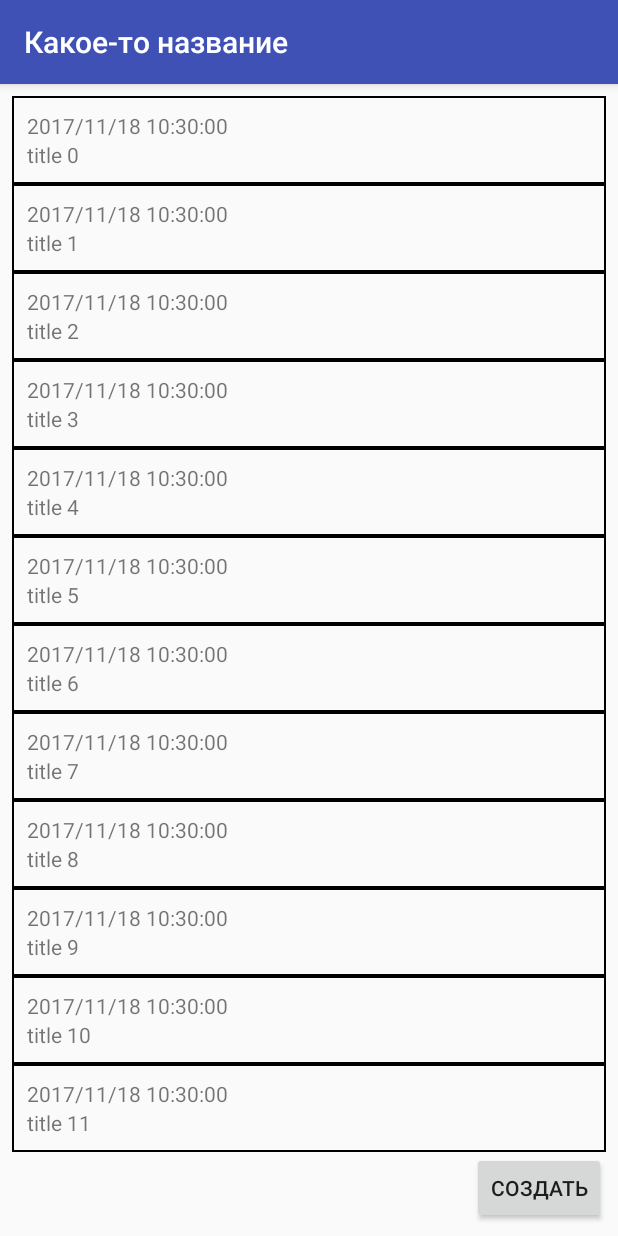
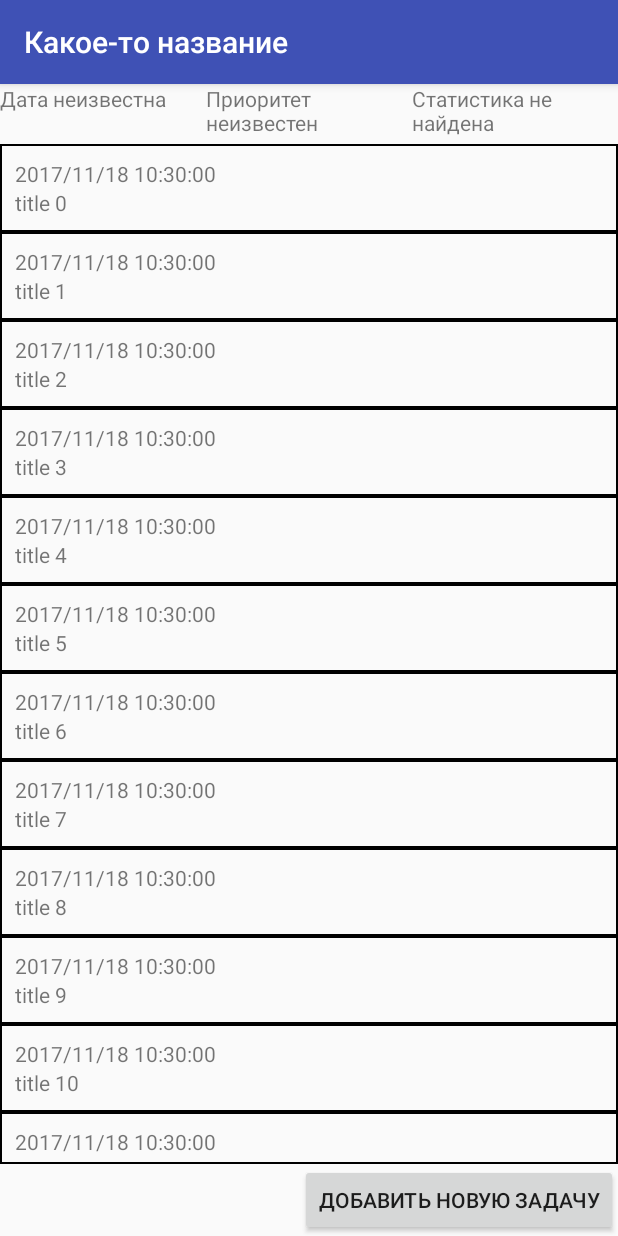
Before and after one commit to icetroid/asmaryandz, an Android app: the screen it shows after launch (MainActivity), on a phone screen of 412 x 824 dp. Run offline under Robolectric (Android 15) with nearby library versions, the phone set to English and light mode, and no system bars.

Commit message:
add view pager to MainActivity, upper bar with 3 TextViews, replace ConstraintLayout in MainActivity with RelativeActivity

```diff
--- a/app/src/main/java/ru/bmstu/iu3/totodo/ui/main/MainActivity.java
+++ b/app/src/main/java/ru/bmstu/iu3/totodo/ui/main/MainActivity.java
@@ -1,12 +1,15 @@
 package ru.bmstu.iu3.totodo.ui.main;
 
 import android.content.Intent;
+import android.support.v4.view.PagerAdapter;
+import android.support.v4.view.ViewPager;
 import android.support.v7.app.AppCompatActivity;
 import android.os.Bundle;
 import android.support.v7.widget.LinearLayoutManager;
 import android.support.v7.widget.RecyclerView;
 import android.view.View;
 import android.widget.Button;
+import android.widget.TextView;
 
 import java.util.List;
 
@@ -17,9 +20,15 @@ import ru.bmstu.iu3.totodo.ui.createTask.CreateTaskActivity;
 public class MainActivity extends AppCompatActivity implements MainView{
 
     private MainPresenter presenter;
-    private RecyclerView rvTasks;
-    private TasksAdapter tasksAdapter;
+
     private Button btnCreateTask;
+    private TextView tvDate;
+    private TextView tvPriority;
+    private TextView tvStats;
+
+    private ViewPager vpTasks;
+    private TasksSlideAdapter tasksPagerAdapter;
+    private SwipeTasksListener mSwipeTasksListener;
 
     private CreateTaskListener createTaskListener = new CreateTaskListener();
 
@@ -30,33 +39,60 @@ public class MainActivity extends AppCompatActivity implements MainView{
 
         presenter = new MainPresenterImpl(this);
 
-        //инициализация recycle view
-        rvTasks = findViewById(R.id.rv_tasks);
-        LinearLayoutManager linearLayoutManager = new LinearLayoutManager(this);
-        rvTasks.setLayoutManager(linearLayoutManager);
-        rvTasks.setHasFixedSize(true);
-        tasksAdapter = new TasksAdapter();
-        rvTasks.setAdapter(tasksAdapter);
-
         //инициализация кнопки создания нового задания
         btnCreateTask = findViewById(R.id.btn_open_create_task);
         btnCreateTask.setOnClickListener(createTaskListener);
 
-        presenter.getAllTasks();
+        //инициализация text view
+        tvDate = findViewById(R.id.tv_main_date);
+        tvPriority = findViewById(R.id.tv_main_priority);
+        tvStats = findViewById(R.id.tv_main_tasks_stats);
+
+        //инициализация view pager и pager adapter
+        vpTasks = findViewById(R.id.vp_main_tasks);
+        tasksPagerAdapter = new TasksSlideAdapter(getSupportFragmentManager());
+        vpTasks.setAdapter(tasksPagerAdapter);
+        mSwipeTasksListener = new SwipeTasksListener(this);
+
     }
 
     @Override
-    public void setTasks(List<Task> tasks) {
-        tasksAdapter.setTasks(tasks);
+    protected void onResume()
+    {
+        super.onResume();
+        vpTasks.addOnPageChangeListener(mSwipeTasksListener);
     }
 
     @Override
-    public void openCreateTaskActivity() {
+    protected void onPause()
+    {
+        super.onPause();
+        vpTasks.removeOnPageChangeListener(mSwipeTasksListener);
+
+    }
+
+    @Override
+    public void openCreateTaskActivity()
+    {
         Intent intent = new Intent(MainActivity.this, CreateTaskActivity.class);
         startActivity(intent);
     }
 
-    private class CreateTaskListener implements View.OnClickListener{
+    @Override
+    public void onSwipeTasks(int position)
+    {
+        //TODO implements on swipe tasks
+        presenter.onSwipeTasks(position);
+    }
+
+    @Override
+    public void setPriorityTextView(String text)
+    {
+        tvPriority.setText(text);
+    }
+
+    private class CreateTaskListener implements View.OnClickListener
+    {
         @Override
         public void onClick(View view) {
             presenter.createTask();
--- a/app/src/main/java/ru/bmstu/iu3/totodo/ui/main/MainPresenter.java
+++ b/app/src/main/java/ru/bmstu/iu3/totodo/ui/main/MainPresenter.java
@@ -9,6 +9,6 @@ import ru.bmstu.iu3.totodo.data.models.Task;
  */
 
 public interface MainPresenter {
-    void getAllTasks();
     void createTask();
+    void onSwipeTasks(int position);
 }
--- a/app/src/main/java/ru/bmstu/iu3/totodo/ui/main/MainPresenterImpl.java
+++ b/app/src/main/java/ru/bmstu/iu3/totodo/ui/main/MainPresenterImpl.java
@@ -16,15 +16,13 @@ public class MainPresenterImpl implements MainPresenter {
         this.mainView = mainView;
     }
 
-    //TODO вернуть данные из БД
-    @Override
-    public void getAllTasks() {
-        List<Task> tasks = FakeDataUtils.getTasks(100);
-        mainView.setTasks(tasks);
-    }
-
     @Override
     public void createTask() {
         mainView.openCreateTaskActivity();
     }
+
+    @Override
+    public void onSwipeTasks(int position) {
+        mainView.setPriorityTextView("Приоритет " + Task.Priority.getPriority(position));
+    }
 }
--- /dev/null
+++ b/app/src/main/java/ru/bmstu/iu3/totodo/ui/main/MainSlidePageFragment.java
@@ -0,0 +1,66 @@
+package ru.bmstu.iu3.totodo.ui.main;
+
+import android.os.Bundle;
+import android.support.v4.app.Fragment;
+import android.support.v7.widget.LinearLayoutManager;
+import android.support.v7.widget.RecyclerView;
+import android.view.LayoutInflater;
+import android.view.View;
+import android.view.ViewGroup;
+
+import java.util.List;
+
+import ru.bmstu.iu3.totodo.R;
+import ru.bmstu.iu3.totodo.data.models.Task;
+import ru.bmstu.iu3.totodo.utils.FakeDataUtils;
+
+/**
+ * Created by Icetroid on 18.11.2017.
+ */
+
+public class MainSlidePageFragment extends Fragment
+{
+    private static final String KEY_PRIORITY = "priority";
+
+    private RecyclerView rvTasks;
+    private TasksAdapter tasksAdapter;
+
+    private int priority;
+
+    // newInstance constructor for creating fragment with arguments
+    public static MainSlidePageFragment newInstance(int priority) {
+        MainSlidePageFragment mainSlidePageFragment = new MainSlidePageFragment();
+        Bundle args = new Bundle();
+        args.putInt(KEY_PRIORITY, priority);
+        mainSlidePageFragment.setArguments(args);
+        return mainSlidePageFragment;
+    }
+
+    @Override
+    public void onCreate(Bundle savedInstanceState) {
+        super.onCreate(savedInstanceState);
+        priority = getArguments().getInt(KEY_PRIORITY, 0);
+    }
+
+    @Override
+    public View onCreateView(LayoutInflater inflater, ViewGroup container, Bundle savedInstanceState) {
+        ViewGroup rootView = (ViewGroup) inflater.inflate(R.layout.fragment_main_slide, container, false);
+
+
+        rvTasks = rootView.findViewById(R.id.rv_tasks);
+        LinearLayoutManager linearLayoutManager = new LinearLayoutManager(getActivity());
+        rvTasks.setLayoutManager(linearLayoutManager);
+        rvTasks.setHasFixedSize(true);
+        tasksAdapter = new TasksAdapter();
+        rvTasks.setAdapter(tasksAdapter);
+
+        //TODO change data
+        setTasks(FakeDataUtils.getTasks(100));
+
+        return rootView;
+    }
+
+    public void setTasks(List<Task> tasks) {
+        tasksAdapter.setTasks(tasks);
+    }
+}
--- a/app/src/main/java/ru/bmstu/iu3/totodo/ui/main/MainView.java
+++ b/app/src/main/java/ru/bmstu/iu3/totodo/ui/main/MainView.java
@@ -8,7 +8,9 @@ import ru.bmstu.iu3.totodo.data.models.Task;
  * Created by Icetroid on 15.11.2017.
  */
 
-public interface MainView {
-    void setTasks(List<Task> tasks);
+public interface MainView
+{
     void openCreateTaskActivity();
+    void onSwipeTasks(int position);
+    void setPriorityTextView(String s);
 }
--- /dev/null
+++ b/app/src/main/java/ru/bmstu/iu3/totodo/ui/main/SwipeTasksListener.java
@@ -0,0 +1,33 @@
+package ru.bmstu.iu3.totodo.ui.main;
+
+import android.support.v4.view.ViewPager;
+
+/**
+ * Created by Icetroid on 18.11.2017.
+ */
+
+public class SwipeTasksListener implements ViewPager.OnPageChangeListener
+{
+
+    private MainView mainView;
+
+    public SwipeTasksListener(MainView mainView)
+    {
+        this.mainView = mainView;
+    }
+
+    @Override
+    public void onPageScrolled(int position, float positionOffset, int positionOffsetPixels) {
+
+    }
+
+    @Override
+    public void onPageSelected(int position) {
+        mainView.onSwipeTasks(position);
+    }
+
+    @Override
+    public void onPageScrollStateChanged(int state) {
+
+    }
+}
--- /dev/null
+++ b/app/src/main/java/ru/bmstu/iu3/totodo/ui/main/TasksSlideAdapter.java
@@ -0,0 +1,33 @@
+package ru.bmstu.iu3.totodo.ui.main;
+
+import android.support.v4.app.Fragment;
+import android.support.v4.app.FragmentManager;
+import android.support.v4.app.FragmentStatePagerAdapter;
+
+import java.util.List;
+
+import ru.bmstu.iu3.totodo.data.models.Task;
+
+/**
+ * Created by Icetroid on 18.11.2017.
+ */
+
+public class TasksSlideAdapter extends FragmentStatePagerAdapter {
+
+    public static final int NUM_PAGES = Task.Priority.values().length;
+
+    public TasksSlideAdapter(FragmentManager fm)
+    {
+        super(fm);
+    }
+
+    @Override
+    public Fragment getItem(int position) {
+        return MainSlidePageFragment.newInstance(position);
+    }
+
+    @Override
+    public int getCount() {
+        return NUM_PAGES;
+    }
+}
--- a/app/src/main/res/layout/activity_main.xml
+++ b/app/src/main/res/layout/activity_main.xml
@@ -1,5 +1,5 @@
 <?xml version="1.0" encoding="utf-8"?>
-<android.support.constraint.ConstraintLayout
+<RelativeLayout
     xmlns:android="http://schemas.android.com/apk/res/android"
     xmlns:app="http://schemas.android.com/apk/res-auto"
     xmlns:tools="http://schemas.android.com/tools"
@@ -7,28 +7,46 @@
     android:layout_height="match_parent"
     tools:context="ru.bmstu.iu3.totodo.ui.main.MainActivity">
 
-    <android.support.v7.widget.RecyclerView
-        android:id="@+id/rv_tasks"
-        android:layout_width="0dp"
-        android:layout_height="0dp"
-        android:layout_marginEnd="8dp"
-        android:layout_marginStart="8dp"
-        android:layout_marginTop="8dp"
-        app:layout_constraintBottom_toTopOf="@+id/btn_open_create_task"
-        app:layout_constraintEnd_toEndOf="parent"
-        app:layout_constraintStart_toStartOf="parent"
-        app:layout_constraintTop_toTopOf="parent"
-        android:background="@drawable/task_item_background"/>
+    <LinearLayout
+        android:id="@+id/main_upper_bar"
+        android:layout_width="match_parent"
+        android:layout_height="@dimen/main_upper_bar_height"
+        android:layout_alignParentTop="true"
+        android:orientation="horizontal">
+        <TextView
+            android:id="@+id/tv_main_date"
+            android:layout_width="0dp"
+            android:layout_height="match_parent"
+            android:text="@string/tv_main_date_default_text"
+            android:layout_weight="1"/>
+        <TextView
+            android:id="@+id/tv_main_priority"
+            android:layout_width="0dp"
+            android:layout_height="match_parent"
+            android:text="@string/tv_main_priority_default_text"
+            android:layout_weight="1"/>
+        <TextView
+            android:id="@+id/tv_main_tasks_stats"
+            android:layout_width="0dp"
+            android:layout_height="match_parent"
+            android:text="@string/tv_main_tasks_stats_default_text"
+            android:layout_weight="1"/>
+    </LinearLayout>
+
+
+    <android.support.v4.view.ViewPager
+        android:id="@+id/vp_main_tasks"
+        android:layout_width="match_parent"
+        android:layout_height="match_parent"
+        android:layout_above="@id/btn_open_create_task"
+        android:layout_below="@+id/main_upper_bar"/>
 
     <Button
         android:id="@+id/btn_open_create_task"
         android:layout_width="wrap_content"
         android:layout_height="wrap_content"
-        android:layout_marginBottom="8dp"
-        android:layout_marginEnd="8dp"
-        app:layout_constraintBottom_toBottomOf="parent"
-        app:layout_constraintEnd_toEndOf="parent"
-        android:layout_marginRight="8dp"
+        android:layout_alignParentBottom="true"
+        android:layout_alignParentRight="true"
         android:text="@string/btn_open_create_task_text"/>
 
-</android.support.constraint.ConstraintLayout>
+</RelativeLayout>
--- /dev/null
+++ b/app/src/main/res/layout/fragment_main_slide.xml
@@ -0,0 +1,12 @@
+<?xml version="1.0" encoding="utf-8"?>
+<android.support.constraint.ConstraintLayout
+    xmlns:android="http://schemas.android.com/apk/res/android"
+    android:layout_width="match_parent"
+    android:layout_height="match_parent"
+    xmlns:app="http://schemas.android.com/apk/res-auto">
+    <android.support.v7.widget.RecyclerView
+        android:id="@+id/rv_tasks"
+        android:layout_width="match_parent"
+        android:layout_height="match_parent"
+        android:background="@drawable/task_item_background"/>
+</android.support.constraint.ConstraintLayout>
--- a/app/src/main/res/values/dimen.xml
+++ b/app/src/main/res/values/dimens.xml
@@ -1,5 +1,6 @@
 <?xml version="1.0" encoding="utf-8"?>
 <resources>
+    <dimen name="main_upper_bar_height">40dp</dimen>
     <dimen name="create_task_btn_height">40dp</dimen>
     <dimen name="default_padding">10dp</dimen>
 </resources>
--- a/app/src/main/res/values/strings.xml
+++ b/app/src/main/res/values/strings.xml
@@ -1,6 +1,6 @@
 <resources>
     <string name="app_name">Totodo</string>
-    <string name="btn_open_create_task_text">Создать</string>
+    <string name="btn_open_create_task_text">Добавить новую задачу</string>
     <string name="ed_task_text_label">Введите задачу...</string>
     <string name="btn_set_task_priority_text">ABCD</string>
     <string name="btn_set_task_date_text">Дата</string>
@@ -14,5 +14,8 @@
     <string name="priority_c">C</string>
     <string name="priority_d">D</string>
     <string name="btn_create_task_text">Создать</string>
+    <string name="tv_main_priority_default_text">Приоритет неизвестен</string>
+    <string name="tv_main_tasks_stats_default_text">Статистика не найдена</string>
+    <string name="tv_main_date_default_text">Дата неизвестна</string>
 
 </resources>
```
